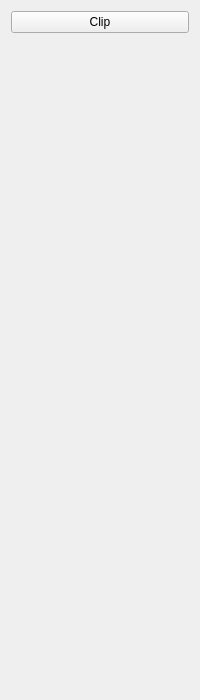
Above: src/QOrthodonticsContourControllerWidget.ui from wuzhuobin/Orthodontics before the change. Below: the same form after it.
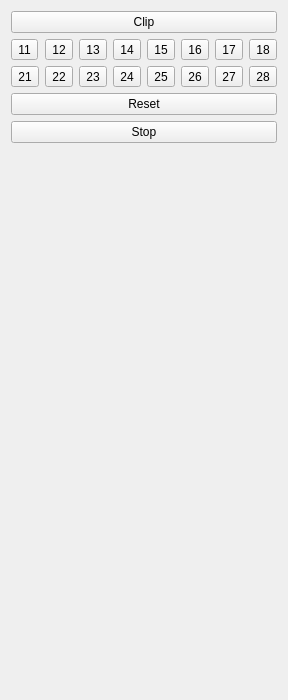
That is the form after the change.

Commit message: Add contourwidget for each tool position

Diff of the .ui file:
```diff
--- a/src/QOrthodonticsContourControllerWidget.ui
+++ b/src/QOrthodonticsContourControllerWidget.ui
@@ -6,7 +6,7 @@
    <rect>
     <x>0</x>
     <y>0</y>
-    <width>200</width>
+    <width>262</width>
     <height>700</height>
    </rect>
   </property>
@@ -21,6 +21,283 @@
      </property>
     </widget>
    </item>
+   <item>
+    <layout class="QGridLayout" name="gridLayout">
+     <item row="0" column="0">
+      <widget class="QToolButton" name="toolButtonContour11">
+       <property name="enabled">
+        <bool>true</bool>
+       </property>
+       <property name="text">
+        <string>11</string>
+       </property>
+       <property name="checkable">
+        <bool>true</bool>
+       </property>
+       <attribute name="buttonGroup">
+        <string notr="true">buttonGroup</string>
+       </attribute>
+      </widget>
+     </item>
+     <item row="0" column="1">
+      <widget class="QToolButton" name="toolButtonContour12">
+       <property name="enabled">
+        <bool>true</bool>
+       </property>
+       <property name="text">
+        <string>12</string>
+       </property>
+       <property name="checkable">
+        <bool>true</bool>
+       </property>
+       <attribute name="buttonGroup">
+        <string notr="true">buttonGroup</string>
+       </attribute>
+      </widget>
+     </item>
+     <item row="0" column="2">
+      <widget class="QToolButton" name="toolButtonContour13">
+       <property name="enabled">
+        <bool>true</bool>
+       </property>
+       <property name="text">
+        <string>13</string>
+       </property>
+       <property name="checkable">
+        <bool>true</bool>
+       </property>
+       <attribute name="buttonGroup">
+        <string notr="true">buttonGroup</string>
+       </attribute>
+      </widget>
+     </item>
+     <item row="0" column="3">
+      <widget class="QToolButton" name="toolButtonContour14">
+       <property name="enabled">
+        <bool>true</bool>
+       </property>
+       <property name="text">
+        <string>14</string>
+       </property>
+       <property name="checkable">
+        <bool>true</bool>
+       </property>
+       <attribute name="buttonGroup">
+        <string notr="true">buttonGroup</string>
+       </attribute>
+      </widget>
+     </item>
+     <item row="0" column="4">
+      <widget class="QToolButton" name="toolButtonContour15">
+       <property name="enabled">
+        <bool>true</bool>
+       </property>
+       <property name="text">
+        <string>15</string>
+       </property>
+       <property name="checkable">
+        <bool>true</bool>
+       </property>
+       <attribute name="buttonGroup">
+        <string notr="true">buttonGroup</string>
+       </attribute>
+      </widget>
+     </item>
+     <item row="0" column="5">
+      <widget class="QToolButton" name="toolButtonContour16">
+       <property name="enabled">
+        <bool>true</bool>
+       </property>
+       <property name="text">
+        <string>16</string>
+       </property>
+       <property name="checkable">
+        <bool>true</bool>
+       </property>
+       <attribute name="buttonGroup">
+        <string notr="true">buttonGroup</string>
+       </attribute>
+      </widget>
+     </item>
+     <item row="0" column="6">
+      <widget class="QToolButton" name="toolButtonContour17">
+       <property name="enabled">
+        <bool>true</bool>
+       </property>
+       <property name="text">
+        <string>17</string>
+       </property>
+       <property name="checkable">
+        <bool>true</bool>
+       </property>
+       <attribute name="buttonGroup">
+        <string notr="true">buttonGroup</string>
+       </attribute>
+      </widget>
+     </item>
+     <item row="0" column="7">
+      <widget class="QToolButton" name="toolButtonContour18">
+       <property name="enabled">
+        <bool>true</bool>
+       </property>
+       <property name="text">
+        <string>18</string>
+       </property>
+       <property name="checkable">
+        <bool>true</bool>
+       </property>
+       <attribute name="buttonGroup">
+        <string notr="true">buttonGroup</string>
+       </attribute>
+      </widget>
+     </item>
+     <item row="1" column="0">
+      <widget class="QToolButton" name="toolButtonContour21">
+       <property name="enabled">
+        <bool>true</bool>
+       </property>
+       <property name="text">
+        <string>21</string>
+       </property>
+       <property name="checkable">
+        <bool>true</bool>
+       </property>
+       <attribute name="buttonGroup">
+        <string notr="true">buttonGroup</string>
+       </attribute>
+      </widget>
+     </item>
+     <item row="1" column="1">
+      <widget class="QToolButton" name="toolButtonContour22">
+       <property name="enabled">
+        <bool>true</bool>
+       </property>
+       <property name="text">
+        <string>22</string>
+       </property>
+       <property name="checkable">
+        <bool>true</bool>
+       </property>
+       <attribute name="buttonGroup">
+        <string notr="true">buttonGroup</string>
+       </attribute>
+      </widget>
+     </item>
+     <item row="1" column="2">
+      <widget class="QToolButton" name="toolButtonContour23">
+       <property name="enabled">
+        <bool>true</bool>
+       </property>
+       <property name="text">
+        <string>23</string>
+       </property>
+       <property name="checkable">
+        <bool>true</bool>
+       </property>
+       <attribute name="buttonGroup">
+        <string notr="true">buttonGroup</string>
+       </attribute>
+      </widget>
+     </item>
+     <item row="1" column="3">
+      <widget class="QToolButton" name="toolButtonContour24">
+       <property name="enabled">
+        <bool>true</bool>
+       </property>
+       <property name="text">
+        <string>24</string>
+       </property>
+       <property name="checkable">
+        <bool>true</bool>
+       </property>
+       <attribute name="buttonGroup">
+        <string notr="true">buttonGroup</string>
+       </attribute>
+      </widget>
+     </item>
+     <item row="1" column="4">
+      <widget class="QToolButton" name="toolButtonContour25">
+       <property name="enabled">
+        <bool>true</bool>
+       </property>
+       <property name="text">
+        <string>25</string>
+       </property>
+       <property name="checkable">
+        <bool>true</bool>
+       </property>
+       <attribute name="buttonGroup">
+        <string notr="true">buttonGroup</string>
+       </attribute>
+      </widget>
+     </item>
+     <item row="1" column="5">
+      <widget class="QToolButton" name="toolButtonContour26">
+       <property name="enabled">
+        <bool>true</bool>
+       </property>
+       <property name="text">
+        <string>26</string>
+       </property>
+       <property name="checkable">
+        <bool>true</bool>
+       </property>
+       <attribute name="buttonGroup">
+        <string notr="true">buttonGroup</string>
+       </attribute>
+      </widget>
+     </item>
+     <item row="1" column="6">
+      <widget class="QToolButton" name="toolButtonContour27">
+       <property name="enabled">
+        <bool>true</bool>
+       </property>
+       <property name="text">
+        <string>27</string>
+       </property>
+       <property name="checkable">
+        <bool>true</bool>
+       </property>
+       <attribute name="buttonGroup">
+        <string notr="true">buttonGroup</string>
+       </attribute>
+      </widget>
+     </item>
+     <item row="1" column="7">
+      <widget class="QToolButton" name="toolButtonContour28">
+       <property name="enabled">
+        <bool>true</bool>
+       </property>
+       <property name="text">
+        <string>28</string>
+       </property>
+       <property name="checkable">
+        <bool>true</bool>
+       </property>
+       <attribute name="buttonGroup">
+        <string notr="true">buttonGroup</string>
+       </attribute>
+      </widget>
+     </item>
+    </layout>
+   </item>
+   <item>
+    <widget class="QPushButton" name="pushButton">
+     <property name="text">
+      <string>Reset</string>
+     </property>
+    </widget>
+   </item>
+   <item>
+    <widget class="QPushButton" name="pushButtonStop">
+     <property name="text">
+      <string>Stop</string>
+     </property>
+     <attribute name="buttonGroup">
+      <string notr="true">buttonGroup</string>
+     </attribute>
+    </widget>
+   </item>
    <item>
     <spacer name="verticalSpacer">
      <property name="orientation">
```
Left out of the diff: 3 changed lines with no effect on the pictures. The commit also changes 3 other files.
